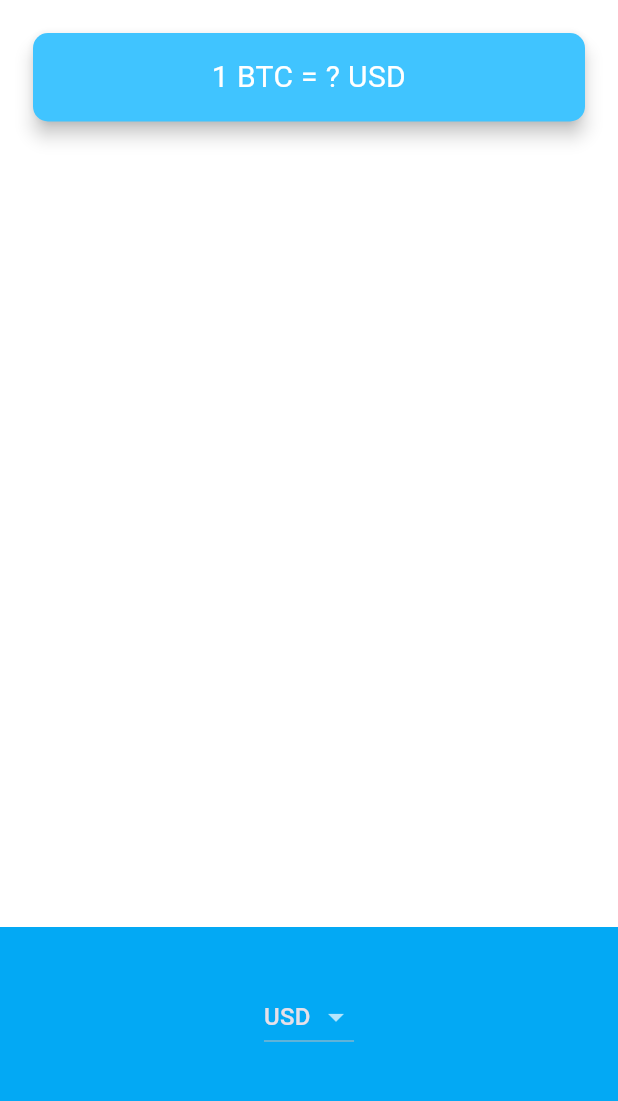
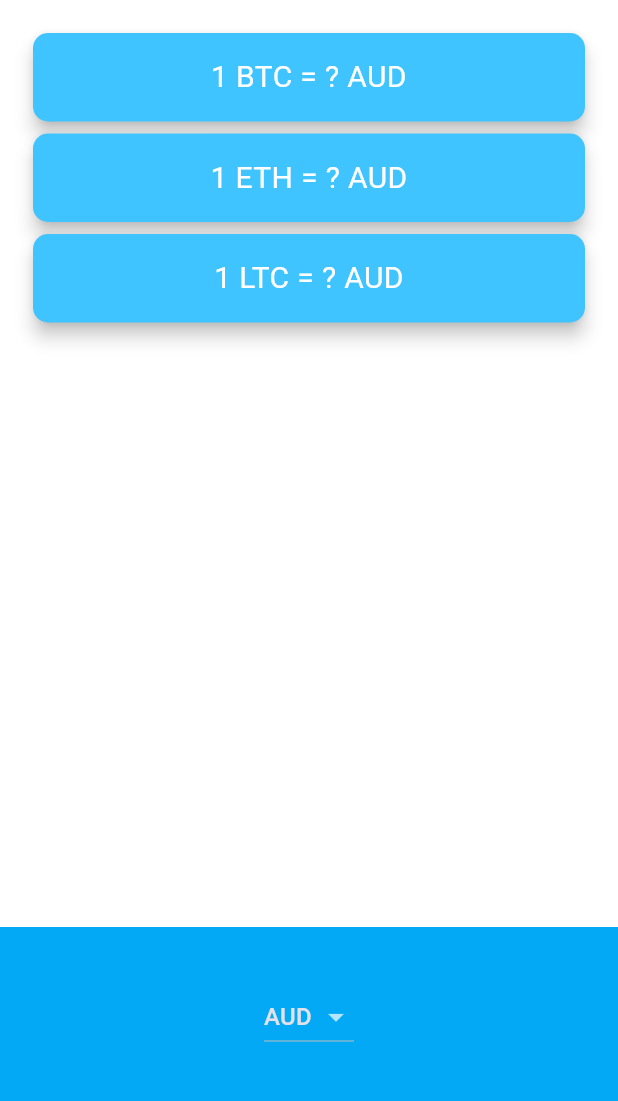
Before and after one commit to so2emma/Bitcoin_Ticker-Flutter, a Flutter app: the screen it shows after launch, on a phone screen of 412 x 824 dp, the part 84-1185 px from its top. Run offline on Flutter 3.47's test engine with Material 3 defaults, Android fonts, the phone set to English and light mode, and no system bars; network calls fail.

Commit message:
project complete

```diff
--- a/lib/price_screen.dart
+++ b/lib/price_screen.dart
@@ -9,7 +9,7 @@ class PriceScreen extends StatefulWidget {
 }
 
 class _PriceScreenState extends State<PriceScreen> {
-  String selectedCurrency = "USD";
+  String selectedCurrency = "AUD";
 
   DropdownButton<String> androidDropdown() {
     // this is for getting the dropdown items in
@@ -30,6 +30,7 @@ class _PriceScreenState extends State<PriceScreen> {
       onChanged: (value) {
         setState(() {
           selectedCurrency = value!;
+          getData();
         });
       },
     );
@@ -46,10 +47,39 @@ class _PriceScreenState extends State<PriceScreen> {
       itemExtent: 32.0,
       onSelectedItemChanged: (selectedIndex) {
         print(selectedIndex);
+        selectedCurrency = currenciesList[selectedIndex];
+        getData();
       },
       children: pickerItems,
     );
   }
+
+  Map<String, String> coinValues = {};
+
+  bool isWaiting = false;
+  //TODO 7: Figure out a way of displaying a '?' on screen while we're waiting for the price data to come back. Hint: You'll need a ternary operator.
+
+  //TODO 6: Update this method to receive a Map containing the crypto:price key value pairs. Then use that map to update the CryptoCards.
+  void getData() async {
+    isWaiting = true;
+    try {
+      var data = await CoinData().getCoinData(selectedCurrency);
+      isWaiting = false;
+      setState(() {
+        coinValues = data;
+      });
+    } catch (e) {
+      print(e);
+    }
+  }
+
+  @override
+  void initState() {
+    super.initState();
+    getData();
+  }
+
+  //TODO: For bonus points, create a method that loops through the cryptoList and generates a CryptoCard for each.
 
   @override
   Widget build(BuildContext context) {
@@ -61,25 +91,50 @@ class _PriceScreenState extends State<PriceScreen> {
         mainAxisAlignment: MainAxisAlignment.spaceBetween,
         crossAxisAlignment: CrossAxisAlignment.stretch,
         children: <Widget>[
+          //TODO 1: Refactor this Padding Widget into a separate Stateless Widget called CryptoCard, so we can create 3 of them, one for each cryptocurrency.
+          //TODO 2: You'll need to able to pass the selectedCurrency, value and cryptoCurrency to the constructor of this CryptoCard Widget.
+          //TODO 3: You'll need to use a Column Widget to contain the three CryptoCards.
           Padding(
             padding: EdgeInsets.fromLTRB(18.0, 18.0, 18.0, 0),
-            child: Card(
-              color: Colors.lightBlueAccent,
-              elevation: 5.0,
-              shape: RoundedRectangleBorder(
-                borderRadius: BorderRadius.circular(10.0),
-              ),
-              child: Padding(
-                padding: EdgeInsets.symmetric(vertical: 15.0, horizontal: 28.0),
-                child: Text(
-                  '1 BTC = ? USD',
-                  textAlign: TextAlign.center,
-                  style: TextStyle(
-                    fontSize: 20.0,
-                    color: Colors.white,
-                  ),
+            child: Column(
+              crossAxisAlignment: CrossAxisAlignment.stretch,
+              children: [
+                CryptoCard(
+                  cryptoCurrency: "BTC",
+                  bitcoinValue: isWaiting ? '?' : coinValues['BTC']!,
+                  selectedCurrency: selectedCurrency,
                 ),
-              ),
+                CryptoCard(
+                  cryptoCurrency: "ETH",
+                  bitcoinValue: isWaiting ? '?' : coinValues['ETH']!,
+                  selectedCurrency: selectedCurrency,
+                ),
+                CryptoCard(
+                  cryptoCurrency: "LTC",
+                  bitcoinValue: isWaiting ? '?' : coinValues['LTC']!,
+                  selectedCurrency: selectedCurrency,
+                ),
+
+                // Card(
+                //   color: Colors.lightBlueAccent,
+                //   elevation: 5.0,
+                //   shape: RoundedRectangleBorder(
+                //     borderRadius: BorderRadius.circular(10.0),
+                //   ),
+                //   child: Padding(
+                //     padding:
+                //         EdgeInsets.symmetric(vertical: 15.0, horizontal: 28.0),
+                //     child: Text(
+                //       '1 BTC = $bitcoinValue $selectedCurrency',
+                //       textAlign: TextAlign.center,
+                //       style: TextStyle(
+                //         fontSize: 20.0,
+                //         color: Colors.white,
+                //       ),
+                //     ),
+                //   ),
+                // ),
+              ],
             ),
           ),
           Container(
@@ -94,3 +149,38 @@ class _PriceScreenState extends State<PriceScreen> {
     );
   }
 }
+
+class CryptoCard extends StatelessWidget {
+  const CryptoCard({
+    super.key,
+    required this.cryptoCurrency,
+    required this.bitcoinValue,
+    required this.selectedCurrency,
+  });
+
+  final String cryptoCurrency;
+  final String bitcoinValue;
+  final String selectedCurrency;
+
+  @override
+  Widget build(BuildContext context) {
+    return Card(
+      color: Colors.lightBlueAccent,
+      elevation: 5.0,
+      shape: RoundedRectangleBorder(
+        borderRadius: BorderRadius.circular(10.0),
+      ),
+      child: Padding(
+        padding: EdgeInsets.symmetric(vertical: 15.0, horizontal: 28.0),
+        child: Text(
+          '1 $cryptoCurrency = $bitcoinValue $selectedCurrency',
+          textAlign: TextAlign.center,
+          style: TextStyle(
+            fontSize: 20.0,
+            color: Colors.white,
+          ),
+        ),
+      ),
+    );
+  }
+}
--- a/pubspec.yaml
+++ b/pubspec.yaml
@@ -30,6 +30,8 @@ environment:
 dependencies:
   flutter:
     sdk: flutter
+  http: ^1.2.0
+  flutter_spinkit: ^5.2.0
 
 
   # The following adds the Cupertino Icons font to your application.
```
Also changed, not shown: lib/coin_data.dart (+29 -1 lines), lib/services/Networking.dart (added), pubspec.lock.
